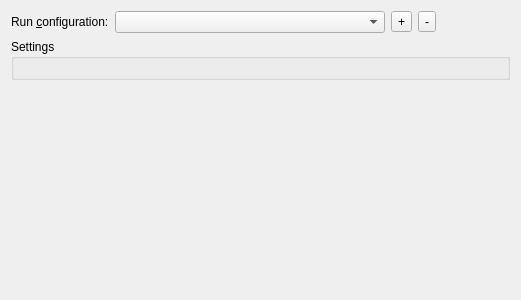
The window that src/plugins/projectexplorer/runsettingspropertiespage.ui (qt-creator/qt-creator) describes before a commit, drawn with Qt 5.
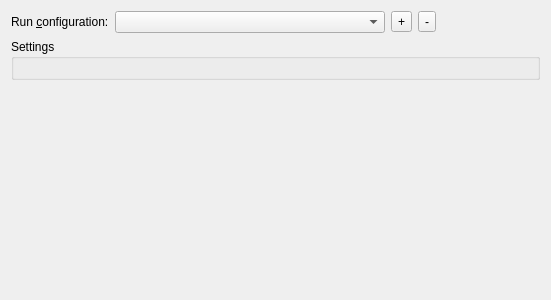
The same window after the commit.

Commit message:
Fixes:    Make the run settings combo box adjust to contents.
Details:  Little tweak improves readeability for the cmake support,
since that currently names the runconfigurations according to their
full path. Which is suboptimal and will surely change.
But adjusting to contents is better regardless.

The edit to the form file:
```diff
--- a/src/plugins/projectexplorer/runsettingspropertiespage.ui
+++ b/src/plugins/projectexplorer/runsettingspropertiespage.ui
@@ -6,7 +6,7 @@
    <rect>
     <x>0</x>
     <y>0</y>
-    <width>521</width>
+    <width>551</width>
     <height>300</height>
    </rect>
   </property>
```
Left out of the diff: 2 changed lines with no effect on the pictures.
